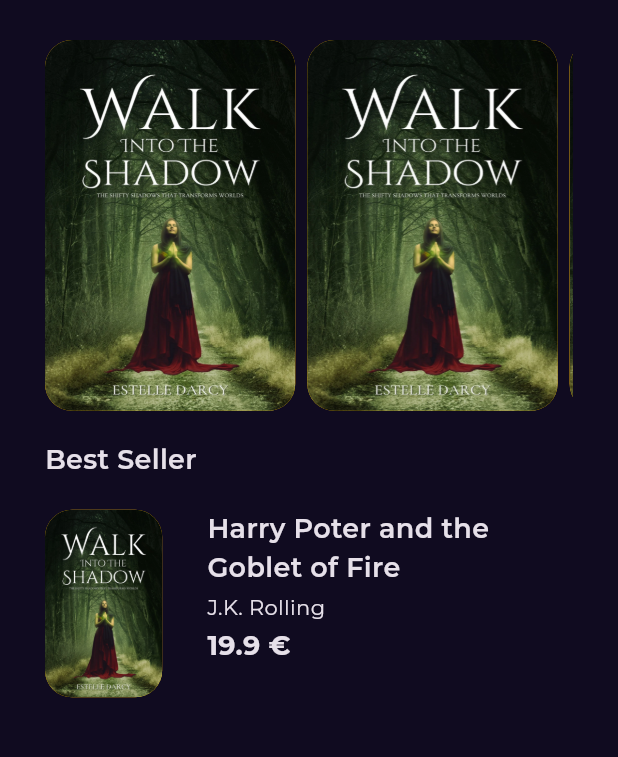
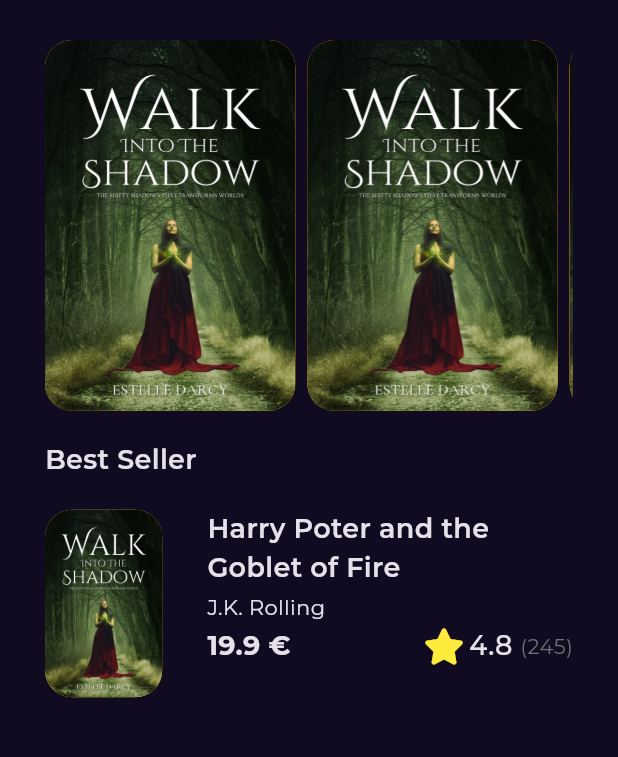
Before and after one commit to ALi-Maher-Mohamed/Bookly-app, a Flutter app: the screen it shows after launch, on a phone screen of 412 x 824 dp, the part 107-864 px from its top. Run offline on Flutter 3.47's test engine with Material 3 defaults, Android fonts, the phone set to English and light mode, and no system bars; our stand-ins replace font_awesome_flutter, get, google_fonts.

Commit message:
best seller item done

```diff
--- /dev/null
+++ b/lib/feature/home/presentation/views/widgets/best_seller_book_item.dart
@@ -0,0 +1,33 @@
+import 'package:bookly_app/core/utlis/styles.dart';
+import 'package:flutter/material.dart';
+import 'package:font_awesome_flutter/font_awesome_flutter.dart';
+
+class BookRating extends StatelessWidget {
+  const BookRating({super.key});
+
+  @override
+  Widget build(BuildContext context) {
+    return Row(
+      children: [
+        const Icon(
+          FontAwesomeIcons.solidStar,
+          color: Colors.yellow,
+        ),
+        const SizedBox(
+          width: 6.3,
+        ),
+        const Text(
+          '4.8',
+          style: Styles.textStyle16,
+        ),
+        const SizedBox(
+          width: 5,
+        ),
+        Text(
+          '(245)',
+          style: Styles.textStyle14.copyWith(color: const Color(0xff707070)),
+        )
+      ],
+    );
+  }
+}
--- a/lib/feature/home/presentation/views/widgets/best_seller_list_veiew_item.dart
+++ b/lib/feature/home/presentation/views/widgets/best_seller_list_veiew_item.dart
@@ -1,5 +1,6 @@
 import 'package:bookly_app/core/utlis/assets.dart';
 import 'package:bookly_app/core/utlis/styles.dart';
+import 'package:bookly_app/feature/home/presentation/views/widgets/best_seller_book_item.dart';
 import 'package:flutter/material.dart';
 
 class BestSellerListViewItem extends StatelessWidget {
@@ -29,7 +30,8 @@ class BestSellerListViewItem extends StatelessWidget {
           const SizedBox(
             width: 30,
           ),
-          Column(
+          Expanded(
+            child: Column(
               crossAxisAlignment: CrossAxisAlignment.start,
               children: [
                 SizedBox(
@@ -52,16 +54,19 @@ class BestSellerListViewItem extends StatelessWidget {
                   height: 3,
                 ),
                 Row(
+                  mainAxisAlignment: MainAxisAlignment.spaceBetween,
                   children: [
                     Text(
                       '19.9 € ',
                       style: Styles.textStyle20.copyWith(
                         fontWeight: FontWeight.bold,
                       ),
-                  )
+                    ),
+                    const BookRating(),
                   ],
                 )
               ],
+            ),
           )
         ],
       ),
```
Lines whose indentation alone changed are shown as unchanged.
